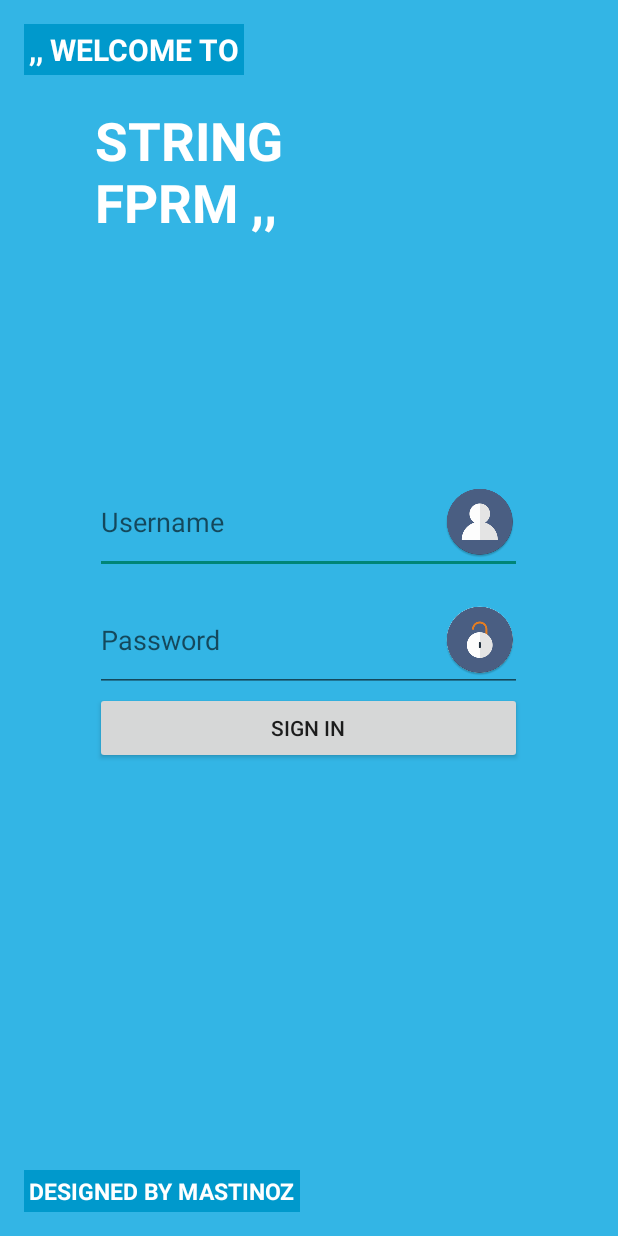
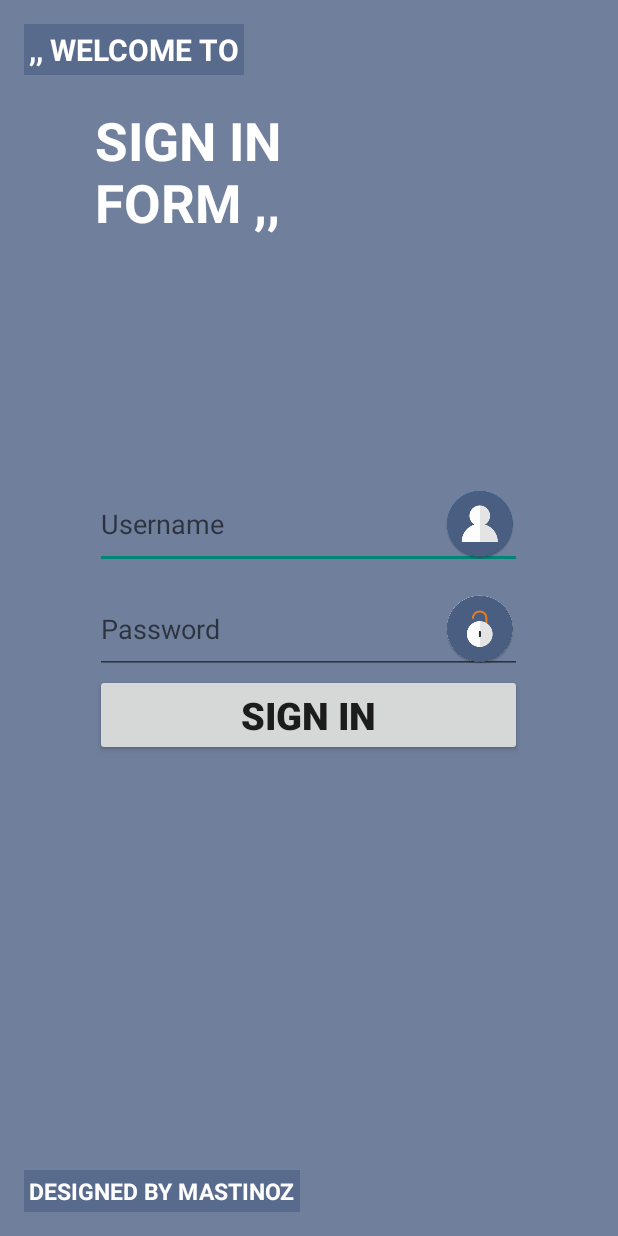
Before and after one commit to MyLhassane/LoginFormB, an Android app: the screen it shows after launch (LoginActivity), on a phone screen of 412 x 824 dp. Run offline under Robolectric (Android 15) with nearby library versions, the phone set to English and light mode, and no system bars.

Commit message:
21 - Designing Form layout 3

```diff
--- a/app/src/main/res/layout/activity_login.xml
+++ b/app/src/main/res/layout/activity_login.xml
@@ -7,7 +7,7 @@
     android:paddingLeft="@dimen/activity_horizontal_margin"
     android:paddingRight="@dimen/activity_horizontal_margin"
     android:paddingTop="@dimen/activity_vertical_margin"
-    android:background="@android:color/holo_blue_light"
+    android:background="#c84a5e82"
     tools:context="hassan_mastinoz.loginformb.LoginActivity">
 
     <TextView
@@ -18,7 +18,7 @@
         android:textColor="@android:color/white"
         android:textSize="20sp"
         android:textStyle="bold"
-        android:background="@android:color/holo_blue_dark"
+        android:background="#964a5e82"
         android:padding="5px"/>
 
     <LinearLayout
@@ -55,24 +55,27 @@
 
             <EditText
                 android:layout_width="match_parent"
-                android:layout_height="wrap_content"
+                android:layout_height="60dp"
                 android:id="@+id/usernameET"
                 android:hint="@string/username_hint_string"
                 android:drawableRight="@mipmap/user_ic"/>
 
             <EditText
                 android:layout_width="match_parent"
-                android:layout_height="wrap_content"
+                android:layout_height="60dp"
                 android:id="@+id/passwordET"
                 android:hint="@string/password_hint_string"
                 android:drawableRight="@mipmap/password_ic"
-                android:layout_marginTop="10dp"/>
+                android:layout_marginTop="10dp"
+                android:inputType="textPassword"/>
 
             <Button
                 android:layout_width="match_parent"
                 android:layout_height="wrap_content"
                 android:id="@+id/signingBtn"
-                android:text="@string/signing_btn_string"/>
+                android:text="@string/signing_btn_string"
+                android:textSize="25dp"
+                android:textStyle="bold"/>
 
         </LinearLayout>
 
@@ -85,7 +88,7 @@
         android:textColor="@android:color/white"
         android:textSize="15sp"
         android:textStyle="bold"
-        android:background="@android:color/holo_blue_dark"
+        android:background="#964a5e82"
         android:padding="5px"
         android:layout_alignParentBottom="true"
         android:layout_alignParentLeft="true"
--- a/app/src/main/res/values/strings.xml
+++ b/app/src/main/res/values/strings.xml
@@ -3,7 +3,7 @@
     <string name="MyActivity">My Activity</string>
 
     <string name="welcome_string">,, WELCOME TO</string>
-    <string name="signing_string">STRING\nFPRM ,,</string>
+    <string name="signing_string">SIGN IN\nFORM ,,</string>
     <string name="username_hint_string">Username</string>
     <string name="password_hint_string">Password</string>
     <string name="signing_btn_string">SIGN IN</string>
```
